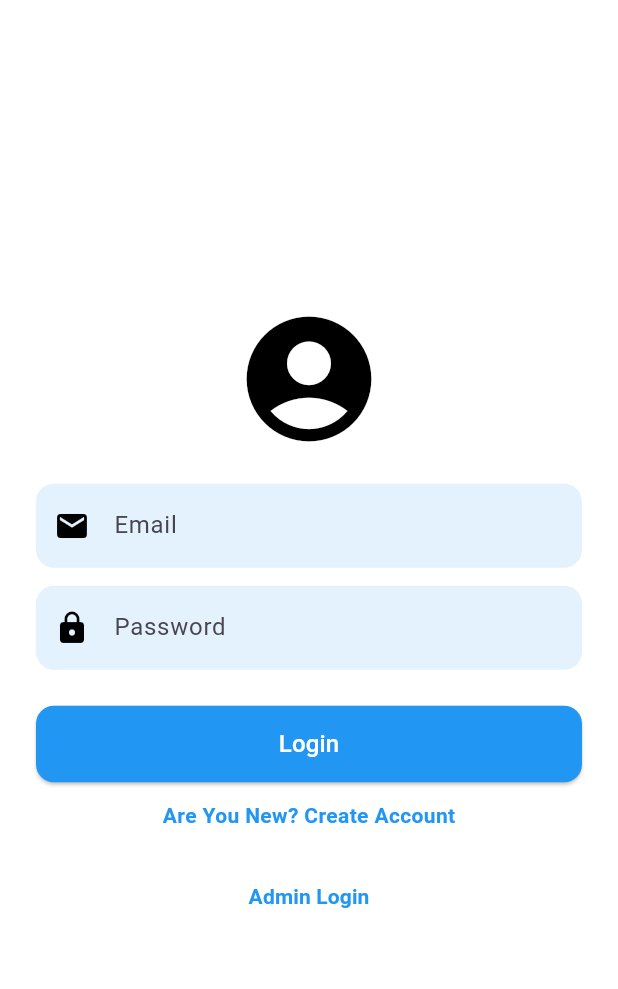
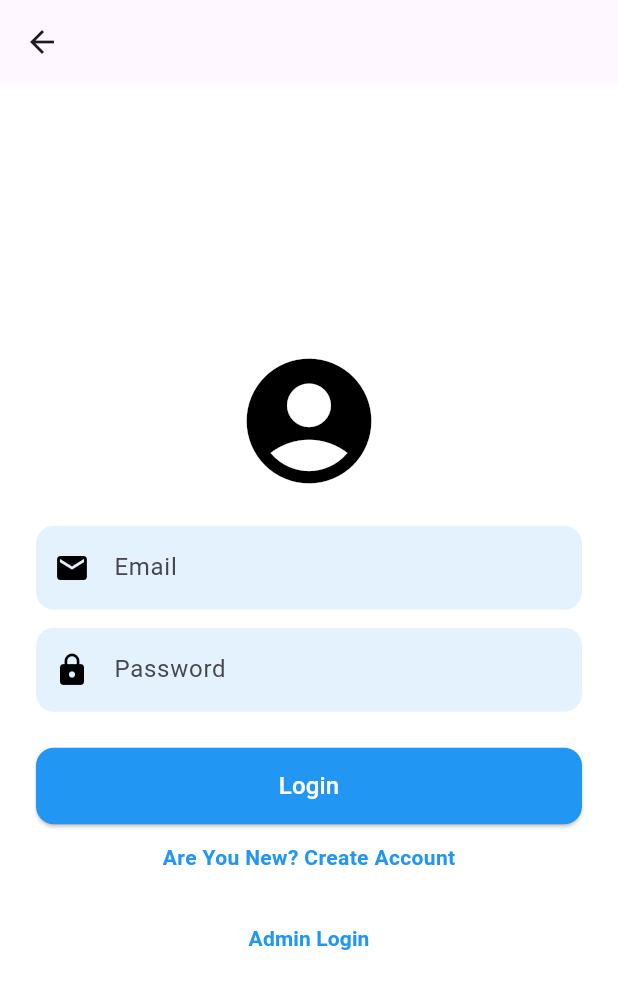
Before and after one commit to NoahTheLee/EGR302_Empty_Room, a Flutter app: the screen it shows after launch, after a tap on "Go to Login Page", on a phone screen of 412 x 824 dp. Shown: the top 989 px of the screen. Run offline on Flutter 3.47's test engine with Material 3 defaults, Android fonts, the phone set to English and light mode, and no system bars.

Commit message:
Added pop on context for back-navigation

```diff
--- a/lib/login_page.dart
+++ b/lib/login_page.dart
@@ -18,6 +18,14 @@ class LoginPage extends StatelessWidget {
   @override
   Widget build(BuildContext context) {
     return Scaffold(
+      appBar: AppBar(
+        leading: IconButton(
+          icon: Icon(Icons.arrow_back),
+          onPressed: () {
+            Navigator.pop(context);
+          },
+        ),
+      ),
       body: Padding(
         padding: const EdgeInsets.symmetric(horizontal: 24),
         child: Center(
```
